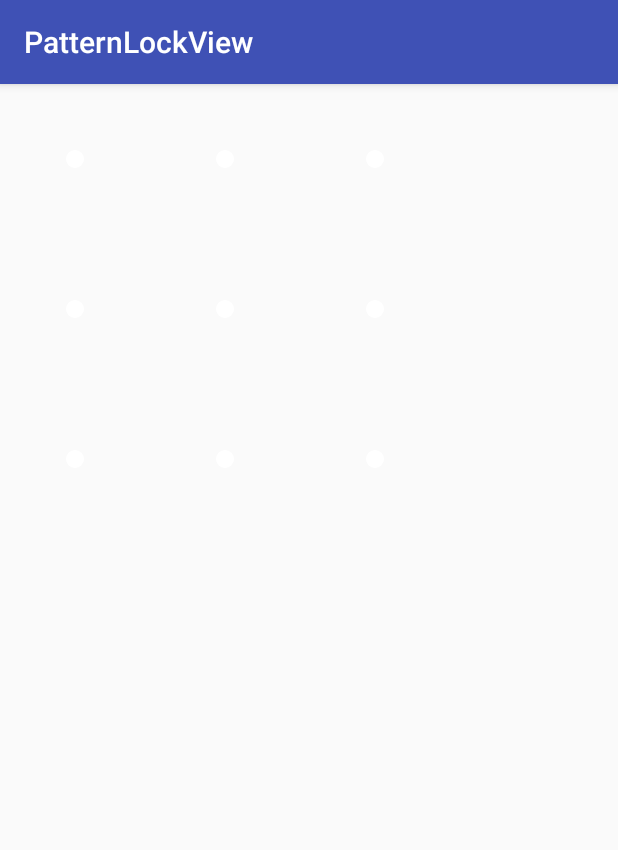
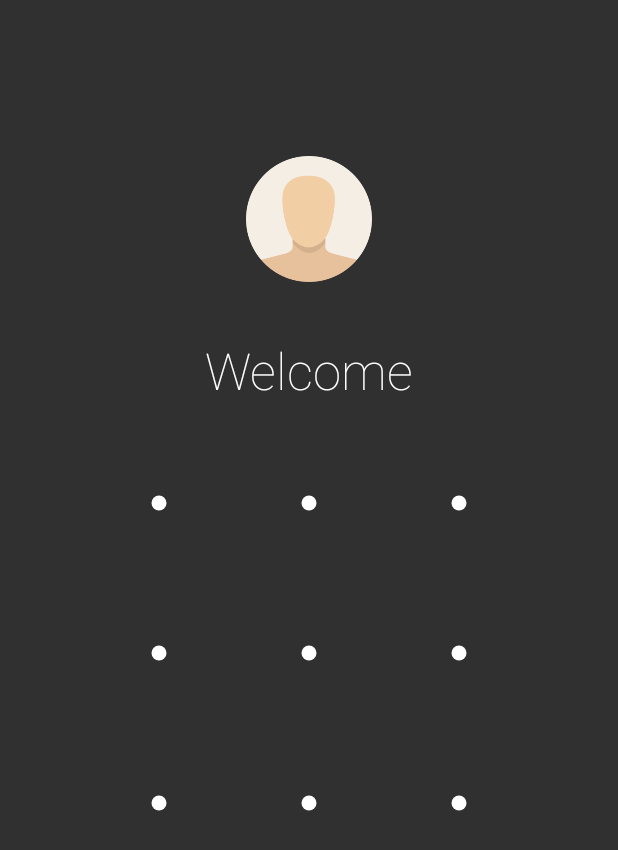
Before and after one commit to aritraroy/PatternLockView, an Android app: the screen it shows after launch (MainActivity), on a phone screen of 412 x 824 dp. Shown: the top 850 px of the screen. Run offline under Robolectric (Android 15) with nearby library versions, the phone set to English and light mode, and no system bars; our stand-ins replace RxJava; 2 statements that could not run were skipped.

Commit message:
Fixed issue with animating dot, added improvements to demo screen

```diff
--- a/app/src/main/java/com/andrognito/patternlockdemo/MainActivity.java
+++ b/app/src/main/java/com/andrognito/patternlockdemo/MainActivity.java
@@ -3,6 +3,8 @@ package com.andrognito.patternlockdemo;
 import android.os.Bundle;
 import android.support.v7.app.AppCompatActivity;
 import android.util.Log;
+import android.view.Window;
+import android.view.WindowManager;
 
 import com.andrognito.patternlockview.PatternLockView;
 import com.andrognito.rxpatternlockview.PatternLockEvent;
@@ -17,9 +19,12 @@ public class MainActivity extends AppCompatActivity {
     @Override
     protected void onCreate(Bundle savedInstanceState) {
         super.onCreate(savedInstanceState);
+        requestWindowFeature(Window.FEATURE_NO_TITLE);
+        getWindow().setFlags(WindowManager.LayoutParams.FLAG_FULLSCREEN,
+                WindowManager.LayoutParams.FLAG_FULLSCREEN);
         setContentView(R.layout.activity_main);
 
-        mPatternLockView = (PatternLockView) findViewById(R.id.patternLockView);
+        mPatternLockView = (PatternLockView) findViewById(R.id.patter_lock_view);
         RxPatternLockView.patternChanges(mPatternLockView)
                 .subscribe(new Consumer<PatternLockEvent>() {
                     @Override
--- a/app/src/main/res/layout/activity_main.xml
+++ b/app/src/main/res/layout/activity_main.xml
@@ -1,14 +1,38 @@
 <?xml version="1.0" encoding="utf-8"?>
 <RelativeLayout
     xmlns:android="http://schemas.android.com/apk/res/android"
-    xmlns:tools="http://schemas.android.com/tools"
     android:layout_width="match_parent"
     android:layout_height="match_parent"
-    tools:context="com.andrognito.patternlockdemo.MainActivity">
+    android:background="@color/mine_shaft">
+
+    <ImageView
+        android:id="@+id/profile_image"
+        android:layout_width="84dp"
+        android:layout_height="84dp"
+        android:layout_centerHorizontal="true"
+        android:layout_marginTop="104dp"
+        android:src="@drawable/img_no_avatar"/>
+
+    <TextView
+        android:id="@+id/profile_name"
+        android:layout_width="256dp"
+        android:layout_height="wrap_content"
+        android:layout_below="@+id/profile_image"
+        android:layout_centerHorizontal="true"
+        android:layout_marginTop="36dp"
+        android:fontFamily="sans-serif-thin"
+        android:gravity="center"
+        android:maxLines="1"
+        android:text="Welcome"
+        android:textColor="@color/white"
+        android:textSize="34sp"/>
 
     <com.andrognito.patternlockview.PatternLockView
-        android:id="@+id/patternLockView"
+        android:id="@+id/patter_lock_view"
         android:layout_width="300dp"
-        android:layout_height="300dp"/>
+        android:layout_height="300dp"
+        android:layout_below="@id/profile_name"
+        android:layout_centerHorizontal="true"
+        android:layout_marginTop="16dp"/>
 
 </RelativeLayout>
--- a/app/src/main/res/values/colors.xml
+++ b/app/src/main/res/values/colors.xml
@@ -3,4 +3,5 @@
     <color name="colorPrimary">#3F51B5</color>
     <color name="colorPrimaryDark">#303F9F</color>
     <color name="colorAccent">#FF4081</color>
+    <color name="mine_shaft">#303030</color>
 </resources>
--- a/app/src/main/res/values/styles.xml
+++ b/app/src/main/res/values/styles.xml
@@ -1,8 +1,7 @@
 <resources>
 
     <!-- Base application theme. -->
-    <style name="AppTheme" parent="Theme.AppCompat.Light.DarkActionBar">
-        <!-- Customize your theme here. -->
+    <style name="AppTheme" parent="Theme.AppCompat.NoActionBar">
         <item name="colorPrimary">@color/colorPrimary</item>
         <item name="colorPrimaryDark">@color/colorPrimaryDark</item>
         <item name="colorAccent">@color/colorAccent</item>
--- a/patternlockview/src/main/java/com/andrognito/patternlockview/PatternLockView.java
+++ b/patternlockview/src/main/java/com/andrognito/patternlockview/PatternLockView.java
@@ -170,7 +170,7 @@ public class PatternLockView extends View {
                     ResourceUtils.getDimensionInPx(getContext(), R.dimen.pattern_lock_dot_size));
             mDotSizeSelected = (int) typedArray.getDimension(R.styleable
                             .PatternLockView_dotSizeSelected,
-                    ResourceUtils.getDimensionInPx(getContext(), R.dimen.pattern_lock_dot_size));
+                    ResourceUtils.getDimensionInPx(getContext(), R.dimen.pattern_lock_dot_selected_size));
             mDotAnimationDuration = typedArray.getInt(R.styleable.PatternLockView_dotAnimationDuration,
                     DEFAULT_DOT_ANIMATION_DURATION);
         } finally {
@@ -767,8 +767,7 @@ public class PatternLockView extends View {
                                     Interpolator interpolator, final DotState state,
                                     final Runnable endRunnable) {
         ValueAnimator valueAnimator = ValueAnimator.ofFloat(start, end);
-        valueAnimator
-                .addUpdateListener(new ValueAnimator.AnimatorUpdateListener() {
+        valueAnimator.addUpdateListener(new ValueAnimator.AnimatorUpdateListener() {
 
             @Override
             public void onAnimationUpdate(ValueAnimator animation) {
@@ -782,10 +781,10 @@ public class PatternLockView extends View {
 
                 @Override
                 public void onAnimationEnd(Animator animation) {
-                    if (endRunnable != null)
+                    if (endRunnable != null) {
                         endRunnable.run();
                     }
-
+                }
             });
         }
         valueAnimator.setInterpolator(interpolator);
--- a/patternlockview/src/main/res/values/dimens.xml
+++ b/patternlockview/src/main/res/values/dimens.xml
@@ -1,6 +1,6 @@
 <?xml version="1.0" encoding="utf-8"?>
 <resources>
-    <dimen name="pattern_lock_path_width">4dp</dimen>
-    <dimen name="pattern_lock_dot_size">12dp</dimen>
-    <dimen name="pattern_lock_dot_selected_size">28dp</dimen>
+    <dimen name="pattern_lock_path_width">3dp</dimen>
+    <dimen name="pattern_lock_dot_size">10dp</dimen>
+    <dimen name="pattern_lock_dot_selected_size">24dp</dimen>
 </resources>
```
Also changed, not shown: app/src/main/res/drawable/img_no_avatar.png (added). Lines whose indentation alone changed are shown as unchanged.
